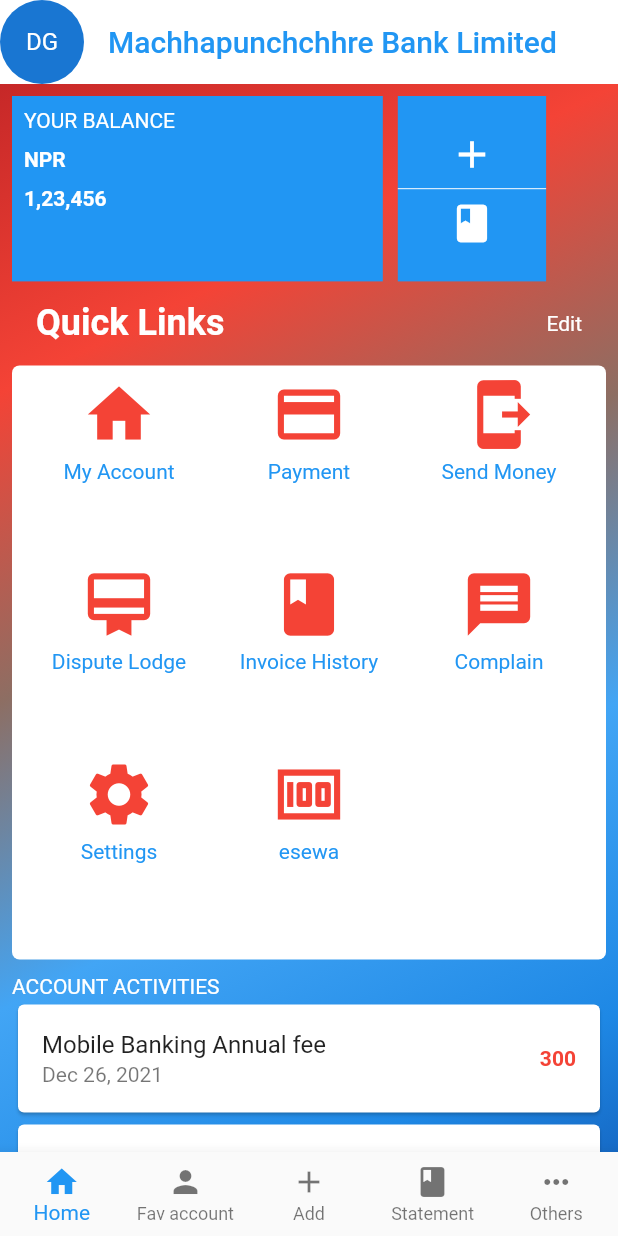
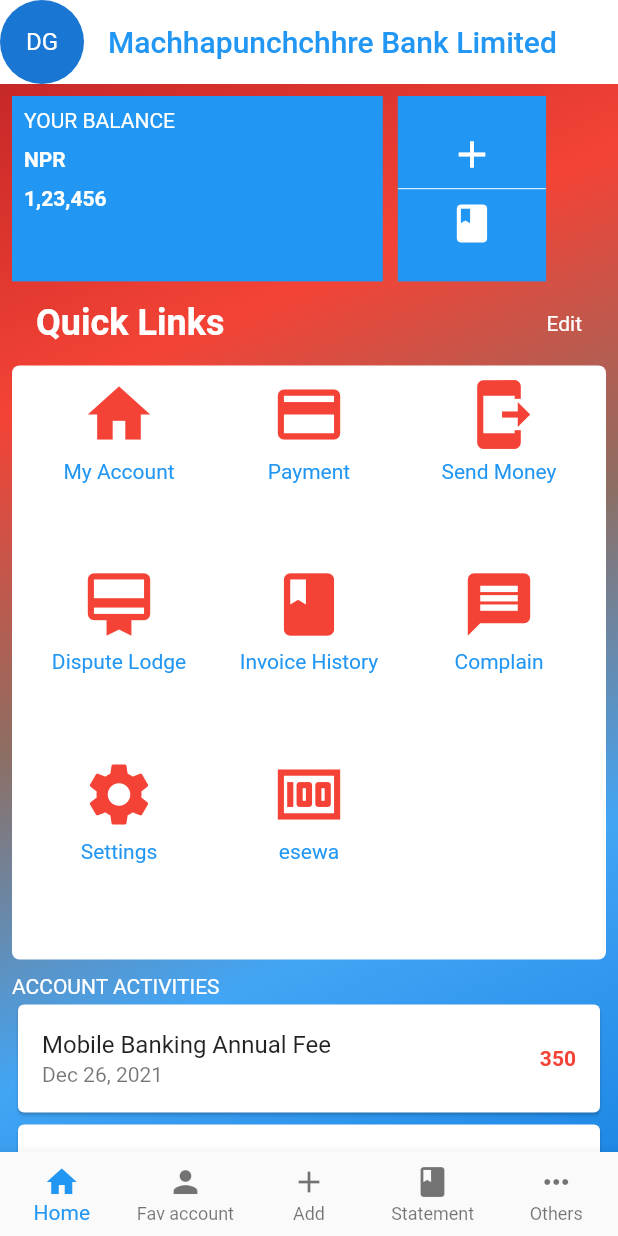
Before and after one commit to Dipesh905/Mobile-Banking-App-Clone, a Flutter app: the screen it shows after launch, after a tap on "LOGIN", on a phone screen of 412 x 824 dp. Run offline on Flutter 3.47's test engine with Material 2 defaults, Android fonts, the phone set to English and light mode, and no system bars; our stand-ins replace carousel_slider, font_awesome_flutter.

Commit message:
HomeScreen Code Refactor Completed

```diff
--- /dev/null
+++ b/lib/consts/colors.dart
@@ -0,0 +1,10 @@
+import 'package:flutter/material.dart';
+
+Gradient gradientColor = LinearGradient(colors: [
+  Colors.red.shade800,
+  Colors.red.shade500,
+  Colors.brown.shade400,
+  Colors.blue.shade400,
+  Colors.blue.shade600,
+  Colors.blue.shade900,
+], begin: Alignment.topLeft, end: Alignment.bottomRight);
--- /dev/null
+++ b/lib/model/account_activity_model.dart
@@ -0,0 +1,37 @@
+import 'package:flutter/material.dart';
+
+class AccountActivityModel {
+  String title;
+  String date;
+  int amount;
+  Color textColor;
+
+  AccountActivityModel(
+      {required this.title,
+      required this.amount,
+      required this.date,
+      required this.textColor});
+}
+
+List<AccountActivityModel> accountActivityList = [
+  AccountActivityModel(
+      title: 'Mobile Banking Annual Fee',
+      amount: 350,
+      date: 'Dec 26, 2021',
+      textColor: Colors.red),
+  AccountActivityModel(
+      title: 'Atm withdrawal',
+      amount: 5000,
+      date: 'Dec 28, 2021',
+      textColor: Colors.red),
+  AccountActivityModel(
+      title: 'MERO SHARE Renewed',
+      amount: 50,
+      date: 'Dec 29, 2021',
+      textColor: Colors.red),
+  AccountActivityModel(
+      title: 'Deposited By Dipesh',
+      amount: 3500,
+      date: 'Dec 30, 2021',
+      textColor: Colors.green),
+];
--- a/lib/screeens/home_page.dart
+++ b/lib/screeens/home_page.dart
@@ -1,12 +1,13 @@
 import 'package:flutter/material.dart';
-import 'package:mobile_banking_app/model/quick_link_model.dart';
+import 'package:mobile_banking_app/consts/colors.dart';
 import 'package:mobile_banking_app/screeens/add_button_page.dart';
 import 'package:mobile_banking_app/screeens/favourite_account.dart';
 import 'package:mobile_banking_app/screeens/full_statement.dart';
 import 'package:mobile_banking_app/screeens/merchant_payment.dart';
-import 'package:mobile_banking_app/screeens/my_account_page.dart';
 import 'package:mobile_banking_app/screeens/user_profile.dart';
+import 'package:mobile_banking_app/widgets/account_activity_widget.dart';
 import 'package:mobile_banking_app/widgets/quick_link_widget.dart';
+import 'package:mobile_banking_app/widgets/your_balance_section.dart';
 
 class BottomNavigationBarHome extends StatefulWidget {
   const BottomNavigationBarHome({Key? key}) : super(key: key);
@@ -98,69 +99,14 @@ class HomePageBody extends StatelessWidget {
           children: [
             Container(
               padding: const EdgeInsets.all(8),
-              height: MediaQuery.of(context).size.height,
-              width: double.infinity,
               child: Column(
-                children: [
-                  const YourBalanaceSection(),
-                  const QuickLinks(),
-                  const SizedBox(
-                    height: 10,
-                  ),
-                  Column(
-                    crossAxisAlignment: CrossAxisAlignment.start,
-                    children: const [
-                      Text(
-                        "ACCOUNT ACTIVITIES",
-                        style: TextStyle(color: Colors.white),
-                      ),
-                      Card(
-                        child: ListTile(
-                          title: Text("Mobile Banking Annual fee"),
-                          subtitle: Text("Dec 26, 2021"),
-                          trailing: Text(
-                            "300",
-                            style: TextStyle(
-                                color: Colors.red, fontWeight: FontWeight.bold),
-                          ),
-                        ),
-                      ),
-                      Card(
-                        child: ListTile(
-                          title: Text("MERO SHARE RENEWED"),
-                          subtitle: Text("Dec 06, 2021"),
-                          trailing: Text(
-                            "300",
-                            style: TextStyle(
-                                color: Colors.red, fontWeight: FontWeight.bold),
-                          ),
-                        ),
-                      ),
-                      Card(
-                        child: ListTile(
-                          title: Text("Dipesh Ghimire"),
-                          subtitle: Text("Dec 10, 2021"),
-                          trailing: Text(
-                            "1000",
-                            style: TextStyle(
-                                color: Colors.green,
-                                fontWeight: FontWeight.bold),
-                          ),
-                        ),
-                      )
-                    ],
-                  )
+                children: const [
+                  YourBalanceSection(),
+                  QuickLinks(),
+                  AccountActivityWidget()
                 ],
               ),
-              decoration: BoxDecoration(
-                  gradient: LinearGradient(colors: [
-                Colors.red.shade800,
-                Colors.red.shade500,
-                Colors.brown.shade400,
-                Colors.blue.shade400,
-                Colors.blue.shade600,
-                Colors.blue.shade900,
-              ], begin: Alignment.topLeft, end: Alignment.bottomRight)),
+              decoration: BoxDecoration(gradient: gradientColor),
             )
           ],
         ),
@@ -168,108 +114,3 @@ class HomePageBody extends StatelessWidget {
     );
   }
 }
-
-class QuickLinksCard extends StatelessWidget {
-  const QuickLinksCard({required this.title, required this.icon, this.onTap});
-
-  final IconData icon;
-  final String title;
-  final void Function()? onTap;
-
-  @override
-  Widget build(BuildContext context) {
-    return InkWell(
-      onTap: onTap,
-      child: Column(
-        children: [
-          Icon(
-            icon,
-            color: Colors.red,
-            size: 50,
-          ),
-          Padding(
-            padding: const EdgeInsets.only(top: 5),
-            child: Text(
-              title,
-              style: const TextStyle(color: Colors.blue),
-            ),
-          )
-        ],
-      ),
-    );
-  }
-}
-
-class YourBalanaceSection extends StatelessWidget {
-  const YourBalanaceSection({
-    Key? key,
-  }) : super(key: key);
-
-  @override
-  Widget build(BuildContext context) {
-    return Row(
-      children: [
-        Container(
-          height: MediaQuery.of(context).size.height * 0.15,
-          width: MediaQuery.of(context).size.height * 0.3,
-          color: Colors.blue,
-          child: Padding(
-            padding: const EdgeInsets.all(8.0),
-            child: Column(
-              crossAxisAlignment: CrossAxisAlignment.start,
-              children: const [
-                Text(
-                  "YOUR BALANCE",
-                  style: TextStyle(color: Colors.white),
-                ),
-                SizedBox(
-                  height: 10,
-                ),
-                Text(
-                  "NPR",
-                  style: TextStyle(
-                      color: Colors.white, fontWeight: FontWeight.bold),
-                ),
-                SizedBox(
-                  height: 10,
-                ),
-                Text(
-                  "1,23,456",
-                  style: TextStyle(
-                      color: Colors.white, fontWeight: FontWeight.bold),
-                )
-              ],
-            ),
-          ),
-        ),
-        const SizedBox(
-          width: 10,
-        ),
-        Container(
-          height: MediaQuery.of(context).size.height * 0.15,
-          width: MediaQuery.of(context).size.height * 0.12,
-          color: Colors.blue,
-          child: Column(
-            mainAxisAlignment: MainAxisAlignment.center,
-            children: const [
-              Icon(
-                Icons.add,
-                color: Colors.white,
-                size: 30,
-              ),
-              Center(
-                  child: Divider(
-                color: Colors.white,
-              )),
-              Icon(
-                Icons.book,
-                color: Colors.white,
-                size: 30,
-              ),
-            ],
-          ),
-        )
-      ],
-    );
-  }
-}
--- a/lib/screeens/login_page.dart
+++ b/lib/screeens/login_page.dart
@@ -1,4 +1,5 @@
 import 'package:flutter/material.dart';
+import 'package:mobile_banking_app/consts/colors.dart';
 import 'package:mobile_banking_app/screeens/home_page.dart';
 import 'package:mobile_banking_app/widgets/connect_with_us_card.dart';
 import 'package:mobile_banking_app/widgets/digital_payment_method.dart';
@@ -38,17 +39,8 @@ class _LoginScreenState extends State<LoginScreen> {
           height: MediaQuery.of(context).size.height,
           width: double.infinity,
           decoration: (BoxDecoration(
-              gradient: LinearGradient(
-                  begin: Alignment.topLeft,
-                  end: Alignment.bottomRight,
-                  colors: [
-                Colors.red.shade800,
-                Colors.red.shade500,
-                Colors.red.shade200,
-                Colors.blue.shade400,
-                Colors.blue.shade600,
-                Colors.blue.shade900,
-              ]))),
+            gradient: gradientColor,
+          )),
           child: Padding(
             padding: const EdgeInsets.all(8.0),
             child: Column(
--- /dev/null
+++ b/lib/widgets/account_activity_widget.dart
@@ -0,0 +1,45 @@
+import 'package:flutter/material.dart';
+import 'package:mobile_banking_app/model/account_activity_model.dart';
+
+class AccountActivityWidget extends StatelessWidget {
+  const AccountActivityWidget({
+    Key? key,
+  }) : super(key: key);
+
+  @override
+  Widget build(BuildContext context) {
+    return Padding(
+      padding: const EdgeInsets.only(top: 10),
+      child: Column(
+        crossAxisAlignment: CrossAxisAlignment.start,
+        children: [
+          const Text(
+            "ACCOUNT ACTIVITIES",
+            style: TextStyle(color: Colors.white),
+          ),
+          ListView.builder(
+            physics: const NeverScrollableScrollPhysics(),
+            shrinkWrap: true,
+            itemCount: accountActivityList.length,
+            itemBuilder: (BuildContext context, int index) {
+              return Card(
+                child: ListTile(
+                  title: Text(
+                    accountActivityList[index].title,
+                  ),
+                  subtitle: Text(accountActivityList[index].date),
+                  trailing: Text(
+                    accountActivityList[index].amount.toString(),
+                    style: TextStyle(
+                        color: accountActivityList[index].textColor,
+                        fontWeight: FontWeight.bold),
+                  ),
+                ),
+              );
+            },
+          ),
+        ],
+      ),
+    );
+  }
+}
--- a/lib/widgets/quick_link_widget.dart
+++ b/lib/widgets/quick_link_widget.dart
@@ -1,6 +1,7 @@
 import 'package:flutter/material.dart';
 import 'package:mobile_banking_app/model/quick_link_model.dart';
 import 'package:mobile_banking_app/screeens/home_page.dart';
+import 'package:mobile_banking_app/widgets/quick_links_card.dart';
 
 class QuickLinks extends StatelessWidget {
   const QuickLinks({
--- /dev/null
+++ b/lib/widgets/quick_links_card.dart
@@ -0,0 +1,32 @@
+import 'package:flutter/material.dart';
+
+class QuickLinksCard extends StatelessWidget {
+  const QuickLinksCard({required this.title, required this.icon, this.onTap});
+
+  final IconData icon;
+  final String title;
+  final void Function()? onTap;
+
+  @override
+  Widget build(BuildContext context) {
+    return InkWell(
+      onTap: onTap,
+      child: Column(
+        children: [
+          Icon(
+            icon,
+            color: Colors.red,
+            size: 50,
+          ),
+          Padding(
+            padding: const EdgeInsets.only(top: 5),
+            child: Text(
+              title,
+              style: const TextStyle(color: Colors.blue),
+            ),
+          )
+        ],
+      ),
+    );
+  }
+}
--- /dev/null
+++ b/lib/widgets/your_balance_section.dart
@@ -0,0 +1,75 @@
+import 'package:flutter/material.dart';
+
+class YourBalanceSection extends StatelessWidget {
+  const YourBalanceSection({
+    Key? key,
+  }) : super(key: key);
+
+  @override
+  Widget build(BuildContext context) {
+    return Row(
+      children: [
+        Container(
+          height: MediaQuery.of(context).size.height * 0.15,
+          width: MediaQuery.of(context).size.height * 0.3,
+          color: Colors.blue,
+          child: Padding(
+            padding: const EdgeInsets.all(8.0),
+            child: Column(
+              crossAxisAlignment: CrossAxisAlignment.start,
+              children: const [
+                Text(
+                  "YOUR BALANCE",
+                  style: TextStyle(color: Colors.white),
+                ),
+                Padding(
+                  padding: EdgeInsets.only(top: 10.0),
+                  child: Text(
+                    "NPR",
+                    style: TextStyle(
+                        color: Colors.white, fontWeight: FontWeight.bold),
+                  ),
+                ),
+                SizedBox(
+                  height: 10,
+                ),
+                Text(
+                  "1,23,456",
+                  style: TextStyle(
+                      color: Colors.white, fontWeight: FontWeight.bold),
+                )
+              ],
+            ),
+          ),
+        ),
+        const SizedBox(
+          width: 10,
+        ),
+        Container(
+          height: MediaQuery.of(context).size.height * 0.15,
+          width: MediaQuery.of(context).size.height * 0.12,
+          color: Colors.blue,
+          child: Column(
+            mainAxisAlignment: MainAxisAlignment.center,
+            children: const [
+              Icon(
+                Icons.add,
+                color: Colors.white,
+                size: 30,
+              ),
+              Center(
+                  child: Divider(
+                color: Colors.white,
+              )),
+              Icon(
+                Icons.book,
+                color: Colors.white,
+                size: 30,
+              ),
+            ],
+          ),
+        )
+      ],
+    );
+  }
+}
```
